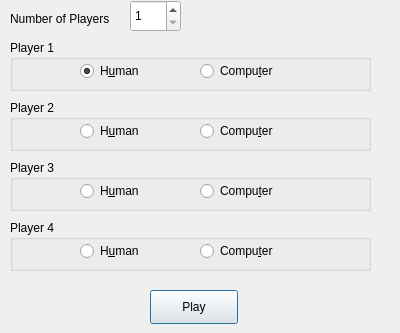
macdo5/SnakesAndLadders, file NewGameForm.ui: the form before one commit.
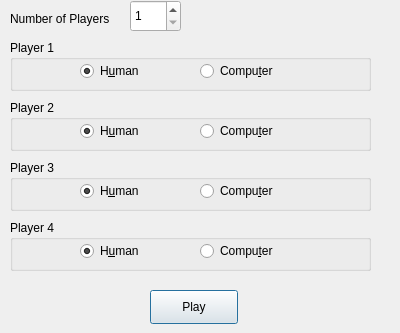
The form after the commit.

Commit message: fixed Player pointers, started working on GameForm and integration with GameManager.

```diff
--- a/NewGameForm.ui
+++ b/NewGameForm.ui
@@ -140,6 +140,9 @@
     <property name="text">
      <string>H&amp;uman</string>
     </property>
+    <property name="checked">
+     <bool>true</bool>
+    </property>
    </widget>
   </widget>
   <widget class="QGroupBox" name="grpBoxP3">
@@ -185,6 +188,9 @@
     <property name="text">
      <string>H&amp;uman</string>
     </property>
+    <property name="checked">
+     <bool>true</bool>
+    </property>
    </widget>
   </widget>
   <widget class="QGroupBox" name="grpBoxP4">
@@ -230,6 +236,9 @@
     <property name="text">
      <string>H&amp;uman</string>
     </property>
+    <property name="checked">
+     <bool>true</bool>
+    </property>
    </widget>
   </widget>
  </widget>
```
The commit also changes 24 other files.
